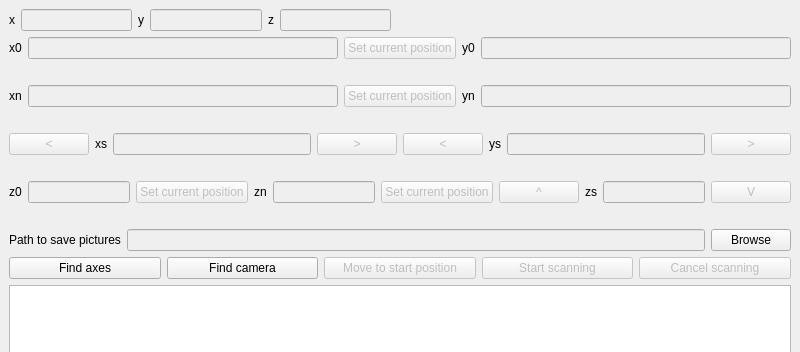
Qt form PI/pi.ui (gaporf/diploma-2) before a commit; both pictures show x 0 to 800 and y 0 to 352 of the 800 by 600 pixel window.
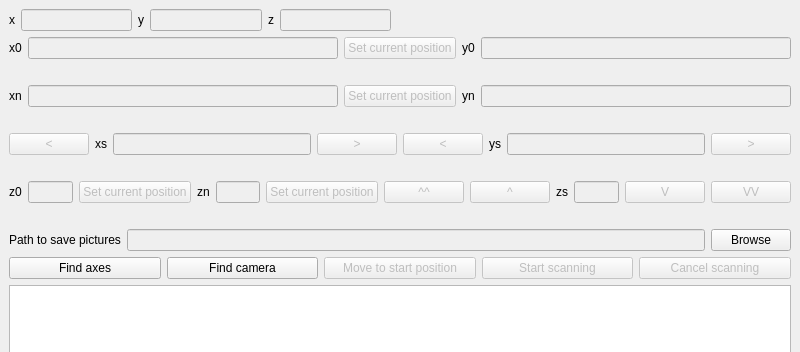
The same form after that commit.

The edit to the form file:
```diff
--- a/PI/pi.ui
+++ b/PI/pi.ui
@@ -242,6 +242,16 @@
         </property>
        </widget>
       </item>
+      <item>
+       <widget class="QPushButton" name="zMoveUpMaxButton">
+        <property name="enabled">
+         <bool>false</bool>
+        </property>
+        <property name="text">
+         <string>^^</string>
+        </property>
+       </widget>
+      </item>
       <item>
        <widget class="QPushButton" name="zMoveUpButton">
         <property name="enabled">
@@ -276,6 +286,16 @@
         </property>
        </widget>
       </item>
+      <item>
+       <widget class="QPushButton" name="zMoveDownMaxButton">
+        <property name="enabled">
+         <bool>false</bool>
+        </property>
+        <property name="text">
+         <string>VV</string>
+        </property>
+       </widget>
+      </item>
      </layout>
     </item>
     <item row="5" column="0">
```
